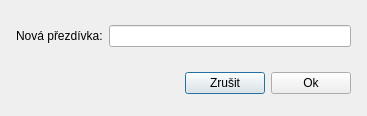
Qt form crypto_chat/namechangedialog.ui (RxiPland/crypto_chat) before a commit.
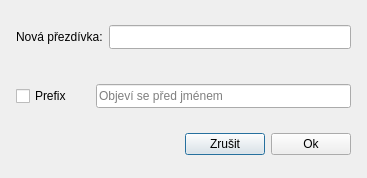
The same form after that commit.

What changed in the file:
```diff
--- a/crypto_chat/namechangedialog.ui
+++ b/crypto_chat/namechangedialog.ui
@@ -7,7 +7,7 @@
     <x>0</x>
     <y>0</y>
     <width>367</width>
-    <height>116</height>
+    <height>178</height>
    </rect>
   </property>
   <property name="windowTitle">
@@ -52,6 +52,18 @@
       <layout class="QHBoxLayout" name="horizontalLayout">
        <item>
         <widget class="QLabel" name="label">
+         <property name="sizePolicy">
+          <sizepolicy hsizetype="Preferred" vsizetype="Fixed">
+           <horstretch>0</horstretch>
+           <verstretch>0</verstretch>
+          </sizepolicy>
+         </property>
+         <property name="minimumSize">
+          <size>
+           <width>0</width>
+           <height>24</height>
+          </size>
+         </property>
          <property name="text">
           <string>Nová přezdívka:</string>
          </property>
@@ -59,8 +71,75 @@
        </item>
        <item>
         <widget class="QLineEdit" name="lineEdit">
+         <property name="minimumSize">
+          <size>
+           <width>0</width>
+           <height>24</height>
+          </size>
+         </property>
          <property name="maxLength">
-          <number>25</number>
+          <number>26</number>
+         </property>
+        </widget>
+       </item>
+      </layout>
+     </item>
+     <item>
+      <spacer name="verticalSpacer_3">
+       <property name="orientation">
+        <enum>Qt::Vertical</enum>
+       </property>
+       <property name="sizeType">
+        <enum>QSizePolicy::Minimum</enum>
+       </property>
+       <property name="sizeHint" stdset="0">
+        <size>
+         <width>20</width>
+         <height>20</height>
+        </size>
+       </property>
+      </spacer>
+     </item>
+     <item>
+      <layout class="QHBoxLayout" name="horizontalLayout_5">
+       <item>
+        <widget class="QCheckBox" name="checkBox">
+         <property name="sizePolicy">
+          <sizepolicy hsizetype="Minimum" vsizetype="Fixed">
+           <horstretch>0</horstretch>
+           <verstretch>0</verstretch>
+          </sizepolicy>
+         </property>
+         <property name="minimumSize">
+          <size>
+           <width>0</width>
+           <height>24</height>
+          </size>
+         </property>
+         <property name="text">
+          <string>Prefix</string>
+         </property>
+        </widget>
+       </item>
+       <item>
+        <widget class="QLineEdit" name="lineEdit_2">
+         <property name="sizePolicy">
+          <sizepolicy hsizetype="Minimum" vsizetype="Fixed">
+           <horstretch>0</horstretch>
+           <verstretch>0</verstretch>
+          </sizepolicy>
+         </property>
+         <property name="minimumSize">
+          <size>
+           <width>255</width>
+           <height>24</height>
+          </size>
+         </property>
+         <property name="maxLength">
+          <number>26</number>
+         </property>
+         <property name="placeholderText">
+          <string>Objeví se před jménem</string>
          </property>
         </widget>
        </item>
@@ -72,7 +151,7 @@
         <enum>Qt::Vertical</enum>
        </property>
        <property name="sizeType">
-        <enum>QSizePolicy::Fixed</enum>
+        <enum>QSizePolicy::Minimum</enum>
        </property>
        <property name="sizeHint" stdset="0">
         <size>
```
